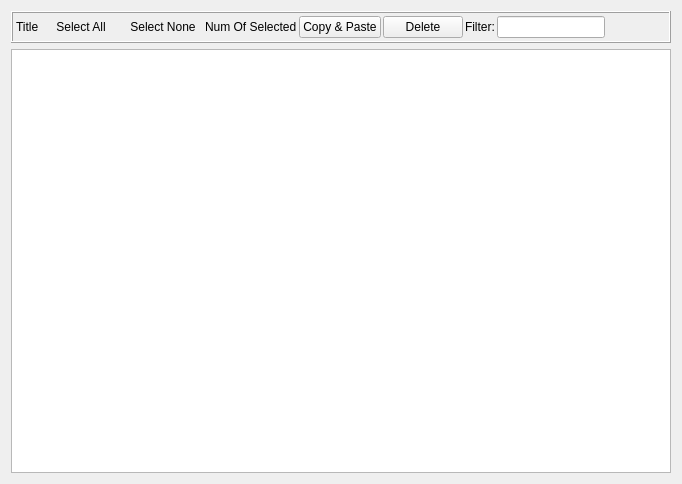
tlaemmlein/BrickMoney, file src/Applications/BrickMoneyDesktop/src/LegSetTableView.ui: the form before one commit.
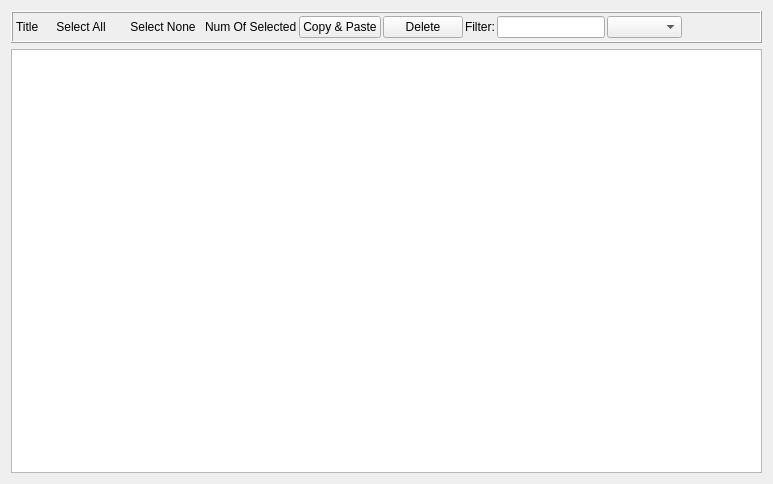
The form after the commit.

Commit message: Columns can be shown or hidden.

Diff of the .ui file:
```diff
--- a/src/Applications/BrickMoneyDesktop/src/LegSetTableView.ui
+++ b/src/Applications/BrickMoneyDesktop/src/LegSetTableView.ui
@@ -6,7 +6,7 @@
    <rect>
     <x>0</x>
     <y>0</y>
-    <width>682</width>
+    <width>773</width>
     <height>484</height>
    </rect>
   </property>
@@ -16,6 +16,12 @@
   <layout class="QVBoxLayout" name="verticalLayout">
    <item>
     <widget class="QFrame" name="LegSetTableViewFrame">
+     <property name="sizePolicy">
+      <sizepolicy hsizetype="Expanding" vsizetype="Preferred">
+       <horstretch>0</horstretch>
+       <verstretch>0</verstretch>
+      </sizepolicy>
+     </property>
      <property name="frameShape">
       <enum>QFrame::Box</enum>
      </property>
@@ -115,6 +121,16 @@
         </property>
        </widget>
       </item>
+      <item>
+       <widget class="QComboBox" name="colVisibilityComboBox">
+        <property name="sizePolicy">
+         <sizepolicy hsizetype="MinimumExpanding" vsizetype="Fixed">
+          <horstretch>0</horstretch>
+          <verstretch>0</verstretch>
+         </sizepolicy>
+        </property>
+       </widget>
+      </item>
       <item>
        <spacer name="horizontalSpacer_2">
         <property name="orientation">
```
The commit also changes 2 other files.
